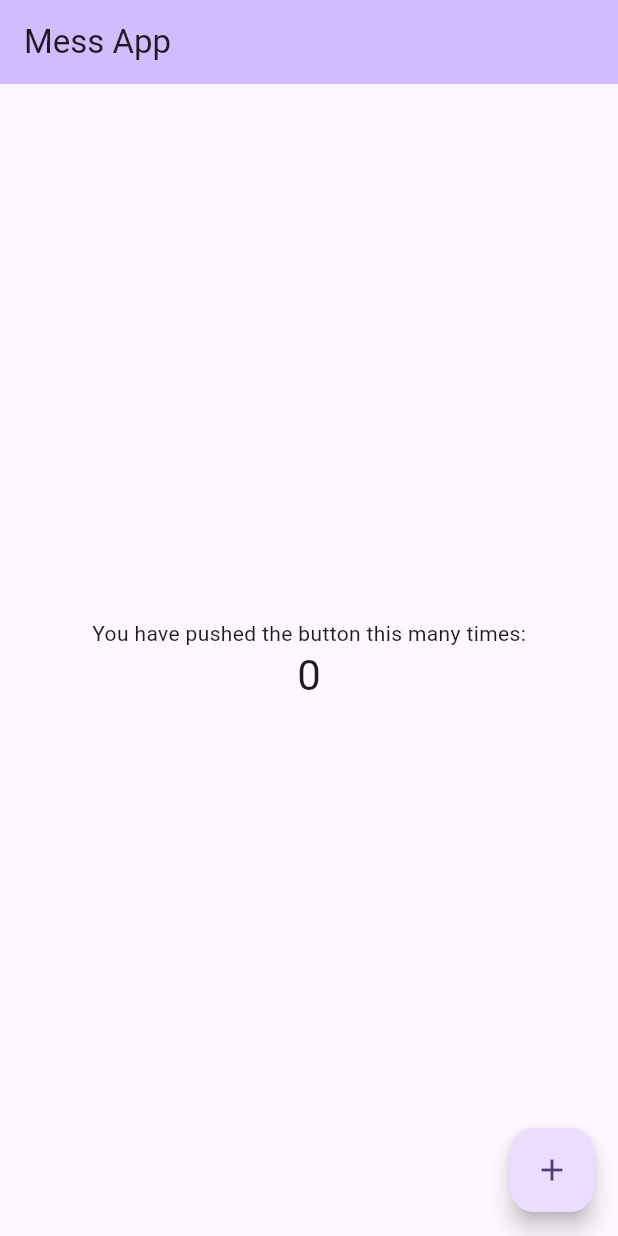
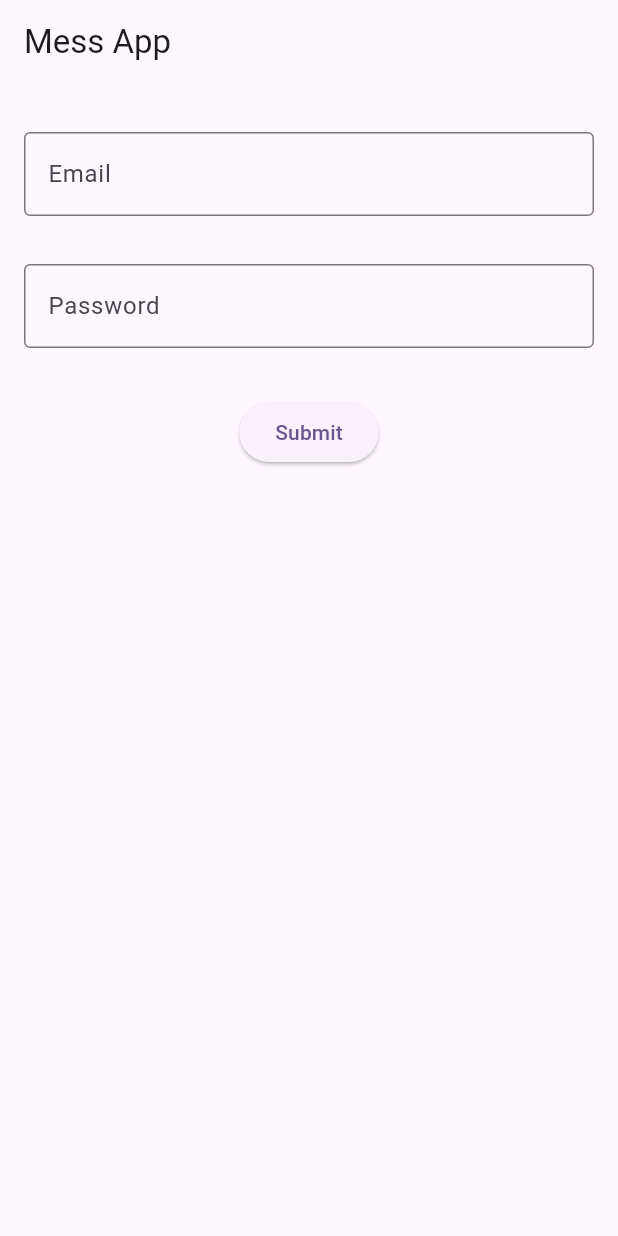
Before and after one commit to sshhospitality/App, a Flutter app: the screen it shows after launch, on a phone screen of 412 x 824 dp. Run offline on Flutter 3.47's test engine with Material 3 defaults, Android fonts, the phone set to English and light mode, and no system bars.

Commit message:
login screen added

```diff
--- a/lib/main.dart
+++ b/lib/main.dart
@@ -30,40 +30,117 @@
 }
 
 class _LoginState extends State<Login> {
-  int _counter = 0;
-
-  void _incrementCounter() {
-    setState(() {
-      _counter++;
-    });
-  }
+  final _formKey = GlobalKey<FormState>();
+  TextEditingController emailController = TextEditingController();
+  TextEditingController passwordController = TextEditingController();
 
   @override
   Widget build(BuildContext context) {
     return Scaffold(
       appBar: AppBar(
-        backgroundColor: Theme.of(context).colorScheme.inversePrimary,
         title: Text(widget.title),
       ),
-      body: Center(
-        child: Column(
-          mainAxisAlignment: MainAxisAlignment.center,
-          children: <Widget>[
-            const Text(
-              'You have pushed the button this many times:',
-            ),
-            Text(
-              '$_counter',
-              style: Theme.of(context).textTheme.headlineMedium,
-            ),
-          ],
+      body: Form(
+        key: _formKey,
+        child: Padding(
+          padding: const EdgeInsets.symmetric(horizontal: 8, vertical: 16),
+          child: Column(
+            crossAxisAlignment: CrossAxisAlignment.center,
+            children: [
+              Padding(
+                padding:
+                    const EdgeInsets.symmetric(horizontal: 8, vertical: 16),
+                child: TextFormField(
+                  controller: emailController,
+                  decoration: const InputDecoration(
+                      border: OutlineInputBorder(), labelText: "Email"),
+                  validator: (value) {
+                    if (value == null || value.isEmpty) {
+                      return 'Please enter your email';
+                    }
+                    return null;
+                  },
+                ),
+              ),
+              Padding(
+                padding:
+                    const EdgeInsets.symmetric(horizontal: 8, vertical: 16),
+                child: TextFormField(
+                  controller: passwordController,
+                  obscureText: true,
+                  decoration: const InputDecoration(
+                      border: OutlineInputBorder(), labelText: "Password"),
+                  validator: (value) {
+                    if (value == null || value.isEmpty) {
+                      return 'Please enter your password';
+                    }
+                    return null;
+                  },
+                ),
+              ),
+              Padding(
+                padding:
+                    const EdgeInsets.symmetric(horizontal: 8, vertical: 16.0),
+                child: Center(
+                  child: ElevatedButton(
+                    onPressed: () {
+                      if (_formKey.currentState!.validate()) {
+                        if (emailController.text == "sai@gmail.com" &&
+                            passwordController.text == "qazxswedcvfr") {
+                          Navigator.push(
+                            context,
+                            MaterialPageRoute(
+                                builder: (context) => HomePage(
+                                      email: emailController.text,
+                                    )),
+                          );
+                        } else {
+                          ScaffoldMessenger.of(context).showSnackBar(
+                            const SnackBar(
+                                content: Text('Invalid Credentials')),
+                          );
+                        }
+                      } else {
+                        ScaffoldMessenger.of(context).showSnackBar(
+                          const SnackBar(content: Text('Please fill input')),
+                        );
+                      }
+                    },
+                    child: const Text('Submit'),
+                  ),
+                ),
+              ),
+            ],
+          ),
         ),
-      ),
-      floatingActionButton: FloatingActionButton(
-        onPressed: _incrementCounter,
-        tooltip: 'Increment',
-        child: const Icon(Icons.add),
       ),
     );
   }
 }
+
+class HomePage extends StatelessWidget {
+  const HomePage({super.key, required this.email});
+
+  final String email;
+
+  @override
+  Widget build(BuildContext context) {
+    return Scaffold(
+        appBar: AppBar(
+          title: const Text('Home Page'),
+        ),
+        body: Column(
+          children: [
+            Text(email),
+            Center(
+              child: ElevatedButton(
+                onPressed: () {
+                  Navigator.pop(context);
+                },
+                child: const Text("Go back!"),
+              ),
+            ),
+          ],
+        ));
+  }
+}
```
